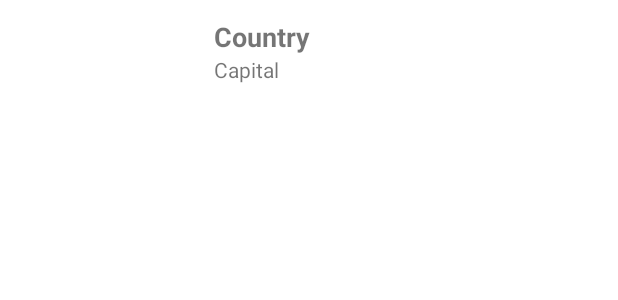
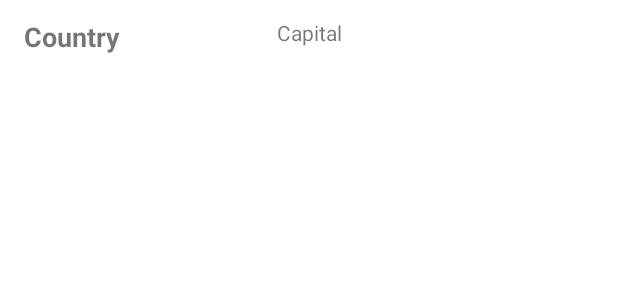
Before and after one commit to khanna007/kotlin_demo, an Android app: the layout card_view.xml on its own in the app's theme, with its tools: preview values and no code run, on a phone screen of 412 x 824 dp. Shown: the top 300 px of the screen. Run offline under Robolectric (Android 15) with nearby library versions, the phone set to English and light mode, and no system bars; network calls fail.

```diff
--- a/app/src/main/java/com/example/kotlin_demo/data/api/CountryInterface.kt
+++ b/app/src/main/java/com/example/kotlin_demo/data/api/CountryInterface.kt
@@ -1,6 +1,6 @@
 package com.example.kotlin_demo.data.api
 
-import com.example.kotlin_demo.data.CountryModel
+import com.example.kotlin_demo.data.model.CountryModel
 import io.reactivex.Single
 import retrofit2.http.GET
 
--- a/app/src/main/java/com/example/kotlin_demo/data/model/CountryData.kt
+++ b/app/src/main/java/com/example/kotlin_demo/data/model/CountryData.kt
@@ -1,4 +1,4 @@
-package com.example.kotlin_demo.data
+package com.example.kotlin_demo.data.model
 
 import com.google.gson.annotations.SerializedName
 
--- a/app/src/main/java/com/example/kotlin_demo/domain/model/Country.kt
+++ b/app/src/main/java/com/example/kotlin_demo/domain/model/Country.kt
@@ -1,3 +1,3 @@
-//package com.example.kotlin_demo.domain.model
-//
-//data class Country(val countryName: String, val countryCapital: String)
+package com.example.kotlin_demo.domain.model
+
+data class Country(val countryName: String?, val countryCapital: String?)
--- a/app/src/main/java/com/example/kotlin_demo/domain/repository/CountryRepository.kt
+++ b/app/src/main/java/com/example/kotlin_demo/domain/repository/CountryRepository.kt
@@ -1,9 +1,9 @@
 package com.example.kotlin_demo.domain.repository
 
-import com.example.kotlin_demo.data.CountryModel
-import io.reactivex.Single
+ import com.example.kotlin_demo.domain.model.Country
+ import io.reactivex.Single
 
 interface CountryRepository {
 
-      fun getCountries(): Single<List<CountryModel>>
+      fun getCountries(): Single<List<Country>>
 }
--- a/app/src/main/java/com/example/kotlin_demo/domain/use_case/GetCountryUseCase.kt
+++ b/app/src/main/java/com/example/kotlin_demo/domain/use_case/GetCountryUseCase.kt
@@ -1,6 +1,6 @@
 package com.example.kotlin_demo.domain.use_case
 
-import com.example.kotlin_demo.data.CountryModel
+import com.example.kotlin_demo.domain.model.Country
 import com.example.kotlin_demo.domain.repository.CountryRepository
 import io.reactivex.Single
 import javax.inject.Inject
@@ -8,7 +8,7 @@ import javax.inject.Inject
 
 class GetCountryUseCase @Inject constructor(private val countryRepository: CountryRepository) {
 
-      fun execute(): Single<List<CountryModel>> {
+      fun execute(): Single<List<Country>> {
         return countryRepository.getCountries()
       }
 }
--- a/app/src/main/java/com/example/kotlin_demo/presentation/fragment/CountryFragment.kt
+++ b/app/src/main/java/com/example/kotlin_demo/presentation/fragment/CountryFragment.kt
@@ -9,8 +9,8 @@ import androidx.recyclerview.widget.LinearLayoutManager
 import com.example.kotlin_demo.presentation.viewModdel.ListViewModel
 import androidx.lifecycle.Observer
 import androidx.lifecycle.ViewModelProvider
-import com.example.kotlin_demo.data.CountryModel
 import com.example.kotlin_demo.databinding.FragmentFirstBinding
+import com.example.kotlin_demo.domain.model.Country
 import com.example.kotlin_demo.presentation.adapters.UserViewAdapter
 import dagger.hilt.android.AndroidEntryPoint
 
@@ -66,7 +66,7 @@ class CountryFragment : Fragment() {
         })
     }
 
-    fun onClick(countryModel: CountryModel) {
+    fun onClick(countryModel: Country) {
 //        dbCountrydow.insert(CountryMapper().transferDomailModelToLocalModel(countryModel))
 //        println("postion$position")
     }
--- a/app/src/main/res/layout/card_view.xml
+++ b/app/src/main/res/layout/card_view.xml
@@ -1,42 +1,35 @@
 <?xml version="1.0" encoding="utf-8"?>
-<layout  xmlns:android="http://schemas.android.com/apk/res/android">
-<LinearLayout
-
+<layout xmlns:android="http://schemas.android.com/apk/res/android"
+    xmlns:app="http://schemas.android.com/apk/res-auto"
+    xmlns:tools="http://schemas.android.com/tools">
+<androidx.constraintlayout.widget.ConstraintLayout
     android:layout_width="match_parent"
     android:layout_height="wrap_content"
     android:layout_marginTop="12dp"
     android:layout_marginLeft="16dp"
     android:layout_marginRight="16dp">
 
-    <ImageView
-        android:id="@+id/imageView"
-        android:layout_width="0dp"
-        android:layout_height="match_parent"
-        android:layout_weight="1"
-        android:padding="10dp"/>
-
-    <LinearLayout
-        android:layout_width="0dp"
-        android:layout_height="match_parent"
-        android:gravity="center_vertical"
-        android:layout_weight="2"
-        android:orientation="vertical">
 
         <TextView
             android:id="@+id/name"
             android:layout_width="wrap_content"
             android:layout_height="wrap_content"
             style="@style/Title"
-            android:text="Country"/>
+            android:gravity="center_horizontal"
+            android:text="Country"
+            tools:ignore="MissingConstraints" />
 
         <TextView
             android:id="@+id/capital"
             android:layout_width="wrap_content"
             android:layout_height="wrap_content"
             style="@style/Text"
+            app:layout_constraintTop_toTopOf="parent"
+            app:layout_constraintStart_toStartOf="parent"
+            app:layout_constraintEnd_toEndOf="parent"
             android:text="Capital"/>
 
-    </LinearLayout>
 
-</LinearLayout>
+
+</androidx.constraintlayout.widget.ConstraintLayout>
 </layout>
```
Also changed, not shown: app/src/main/java/com/example/kotlin_demo/data/mapper/CountryMapper.kt (added, +20 -0 lines), app/src/main/java/com/example/kotlin_demo/data/remote/CountryImplementation.kt (+6 -5 lines), app/src/main/java/com/example/kotlin_demo/presentation/adapters/UserViewAdapter.kt (+6 -6 lines), app/src/main/java/com/example/kotlin_demo/presentation/viewModdel/ListViewModel.kt (+37 -21 lines).
